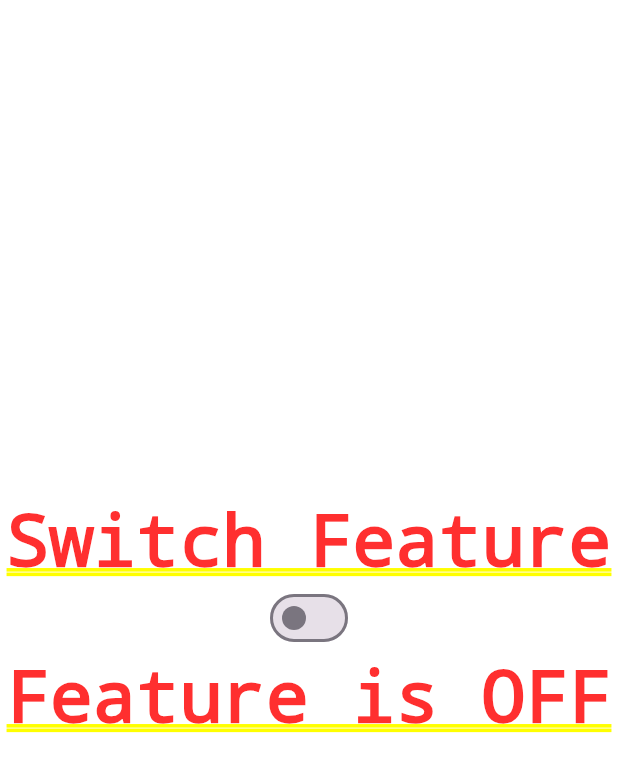
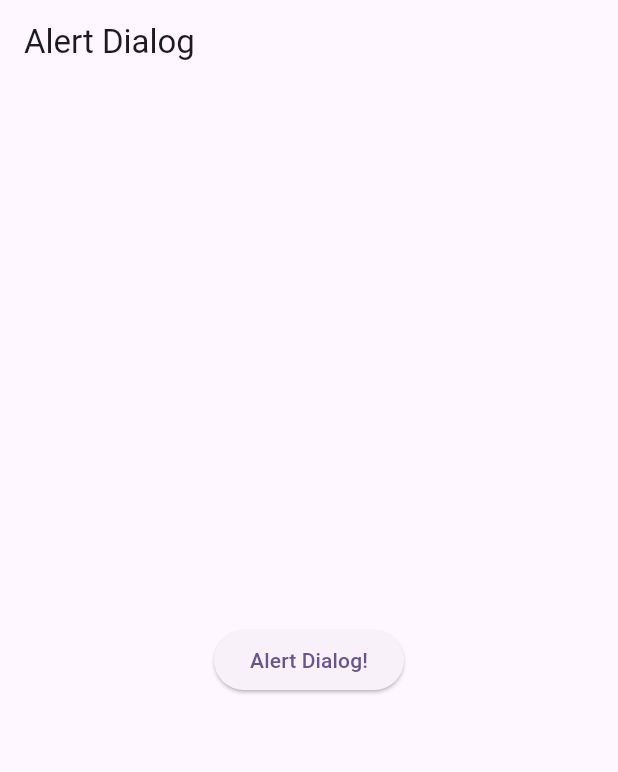
Before and after one commit to fatiq123/MAD-Assignment4, a Flutter app: the screen it shows after launch, on a phone screen of 412 x 824 dp. Shown: the top 772 px of the screen. Run offline on Flutter 3.47's test engine with Material 2 defaults, Android fonts, the phone set to English and light mode, and no system bars.

Commit message:
alert dialog in flutter

```diff
--- /dev/null
+++ b/lib/alert_dialog.dart
@@ -0,0 +1,41 @@
+import 'package:flutter/material.dart';
+
+class AlertDialogWidget extends StatelessWidget {
+  const AlertDialogWidget({super.key});
+
+  void _showAlertDialog(BuildContext context) {
+    showDialog(
+      context: context,
+      builder: (BuildContext context) {
+        return AlertDialog(
+          title: const Text("Alert Dialog"),
+          content: const Text("This is an example of Alert Dialog"),
+          actions: [
+            OutlinedButton(
+                onPressed: () {
+                  Navigator.of(context).pop();
+                },
+                child: const Text("Ok"))
+          ],
+        );
+      },
+    );
+  }
+
+  @override
+  Widget build(BuildContext context) {
+    return Scaffold(
+      appBar: AppBar(
+        title: const Text("Alert Dialog"),
+      ),
+      body: Center(
+        child: ElevatedButton(
+          onPressed: () {
+            _showAlertDialog(context);
+          },
+          child: const Text("Alert Dialog!"),
+        ),
+      ),
+    );
+  }
+}
--- a/lib/main.dart
+++ b/lib/main.dart
@@ -8,6 +8,7 @@ import 'package:assignment4_mad/switch_checkbox_widgets.dart';
 import 'package:flutter/cupertino.dart';
 import 'package:flutter/material.dart';
 
+import 'alert_dialog.dart';
 import 'navigation.dart';
 
 void main() {
@@ -27,7 +28,7 @@ class MyApp extends StatelessWidget {
         colorScheme: ColorScheme.fromSeed(seedColor: Colors.deepPurple),
         useMaterial3: true,
       ),
-      home: SwitchWidget()
+      home: AlertDialogWidget()
       /*TodosScreen(
         todo: List.generate(
           20,
```
